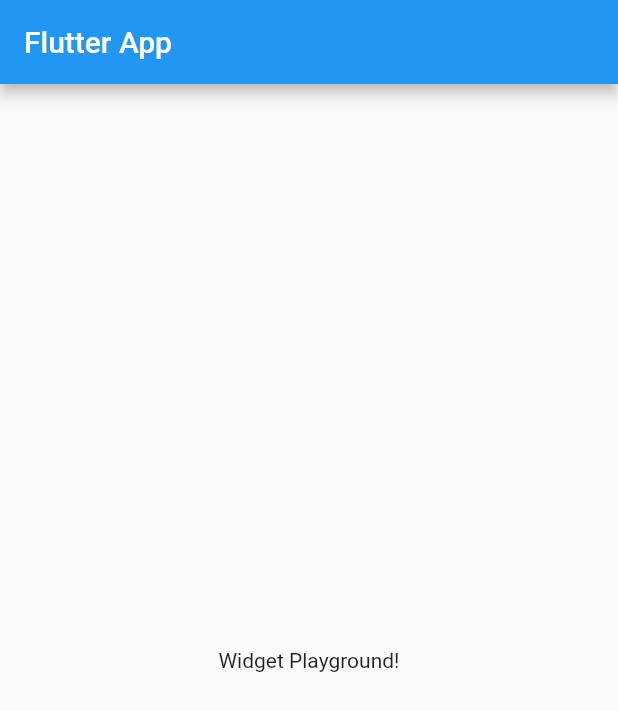
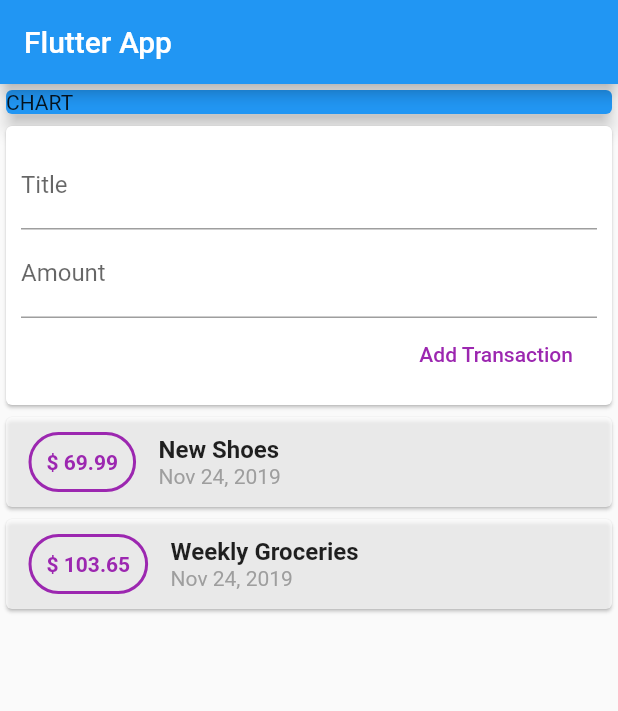
Before and after one commit to jdesfon/FLUTTER_courses, a Flutter app: the screen it shows after launch, on a phone screen of 412 x 824 dp. Shown: the top 711 px of the screen. Run offline on Flutter 3.47's test engine with Material 2 defaults, Android fonts, the phone set to English and light mode, and no system bars.

Commit message:
feat: display/add transactions

```diff
--- a/expenses_app/lib/main.dart
+++ b/expenses_app/lib/main.dart
@@ -1,3 +1,4 @@
+import 'package:expenses_app/widgets/user_transactions.dart';
 import 'package:flutter/material.dart';
 
 void main() => runApp(MyApp());
@@ -19,8 +20,21 @@ class MyHomePage extends StatelessWidget {
       appBar: AppBar(
         title: Text('Flutter App'),
       ),
-      body: Center(
-        child: Text('Widget Playground!'),
+      body: SingleChildScrollView(
+        child: Column(
+          crossAxisAlignment: CrossAxisAlignment.stretch,
+          children: <Widget>[
+            Container(
+              width: double.infinity,
+              child: Card(
+                elevation: 5,
+                child: Text('CHART'),
+                color: Colors.blue,
+              ),
+            ),
+            UserTransaction()
+          ],
+        ),
       ),
     );
   }
--- /dev/null
+++ b/expenses_app/lib/models/transaction.dart
@@ -0,0 +1,15 @@
+import 'package:flutter/foundation.dart';
+
+class Transaction {
+  final String id;
+  final String title;
+  final double amount;
+  final DateTime date;
+
+  Transaction({
+    @required this.id,
+    @required this.title,
+    @required this.amount,
+    @required this.date,
+  });
+}
--- /dev/null
+++ b/expenses_app/lib/widgets/new_transaction.dart
@@ -0,0 +1,41 @@
+import 'package:flutter/material.dart';
+
+class NewTransaction extends StatelessWidget {
+  final Function addTx;
+  final titleController = TextEditingController();
+  final amountController = TextEditingController();
+
+  NewTransaction(this.addTx);
+
+  @override
+  Widget build(BuildContext context) {
+    return Card(
+      child: Container(
+        padding: EdgeInsets.all(10),
+        child: Column(
+          crossAxisAlignment: CrossAxisAlignment.end,
+          children: <Widget>[
+            TextField(
+              decoration: InputDecoration(labelText: 'Title'),
+              controller: titleController,
+            ),
+            TextField(
+              decoration: InputDecoration(labelText: 'Amount'),
+              controller: amountController,
+            ),
+            FlatButton(
+              child: Text('Add Transaction'),
+              textColor: Colors.purple,
+              onPressed: () {
+                addTx(
+                  titleController.text,
+                  double.parse(amountController.text),
+                );
+              },
+            ),
+          ],
+        ),
+      ),
+    );
+  }
+}
--- /dev/null
+++ b/expenses_app/lib/widgets/transaction_list.dart
@@ -0,0 +1,65 @@
+import 'package:flutter/material.dart';
+import 'package:intl/intl.dart';
+
+import '../models/transaction.dart';
+
+class TransactionList extends StatelessWidget {
+  final List<Transaction> transactions;
+
+  TransactionList(this.transactions);
+
+  @override
+  Widget build(BuildContext context) {
+    return Column(
+      children: transactions.map((tx) {
+        return Card(
+          color: Colors.white70,
+          child: Row(
+            children: [
+              Container(
+                margin: EdgeInsets.symmetric(
+                  vertical: 10,
+                  horizontal: 15,
+                ),
+                decoration: BoxDecoration(
+                  border: Border.all(
+                    color: Colors.purple,
+                    width: 2,
+                  ),
+                  borderRadius: BorderRadius.circular(25),
+                ),
+                padding: EdgeInsets.all(10),
+                child: Text(
+                  "\$ ${tx.amount.toString()}",
+                  style: TextStyle(
+                    fontWeight: FontWeight.bold,
+                    color: Colors.purple,
+                  ),
+                ),
+              ),
+              Column(
+                crossAxisAlignment: CrossAxisAlignment.start,
+                mainAxisAlignment: MainAxisAlignment.spaceBetween,
+                children: <Widget>[
+                  Text(
+                    tx.title,
+                    style: TextStyle(
+                      fontSize: 16,
+                      fontWeight: FontWeight.bold,
+                    ),
+                  ),
+                  Text(
+                    DateFormat.yMMMd().format(tx.date),
+                    style: TextStyle(
+                      color: Colors.grey,
+                    ),
+                  )
+                ],
+              ),
+            ],
+          ),
+        );
+      }).toList(),
+    );
+  }
+}
--- /dev/null
+++ b/expenses_app/lib/widgets/user_transactions.dart
@@ -0,0 +1,51 @@
+import 'package:flutter/material.dart';
+import 'package:flutter/widgets.dart';
+import './new_transaction.dart';
+import './transaction_list.dart';
+
+import '../models/transaction.dart';
+
+class UserTransaction extends StatefulWidget {
+  @override
+  _UserTransactionState createState() => _UserTransactionState();
+}
+
+class _UserTransactionState extends State<UserTransaction> {
+  final List<Transaction> _userTransactions = [
+    Transaction(
+      id: 't1',
+      title: 'New Shoes',
+      amount: 69.99,
+      date: DateTime.now(),
+    ),
+    Transaction(
+      id: 't2',
+      title: 'Weekly Groceries',
+      amount: 103.65,
+      date: DateTime.now(),
+    ),
+  ];
+
+  void _addNewTransaction(String title, double amount) {
+    final newTx = Transaction(
+      title: title,
+      amount: amount,
+      date: DateTime.now(),
+      id: DateTime.now().toString(),
+    );
+
+    setState(() {
+      _userTransactions.add(newTx);
+    });
+  }
+
+  @override
+  Widget build(BuildContext context) {
+    return Column(
+      children: <Widget>[
+        NewTransaction(_addNewTransaction),
+        TransactionList(_userTransactions),
+      ],
+    );
+  }
+}
--- a/expenses_app/pubspec.yaml
+++ b/expenses_app/pubspec.yaml
@@ -19,6 +19,7 @@ environment:
 dependencies:
   flutter:
     sdk: flutter
+  intl: ^0.16.0
 
   # The following adds the Cupertino Icons font to your application.
   # Use with the CupertinoIcons class for iOS style icons.
```
Also changed, not shown: expenses_app/pubspec.lock.
